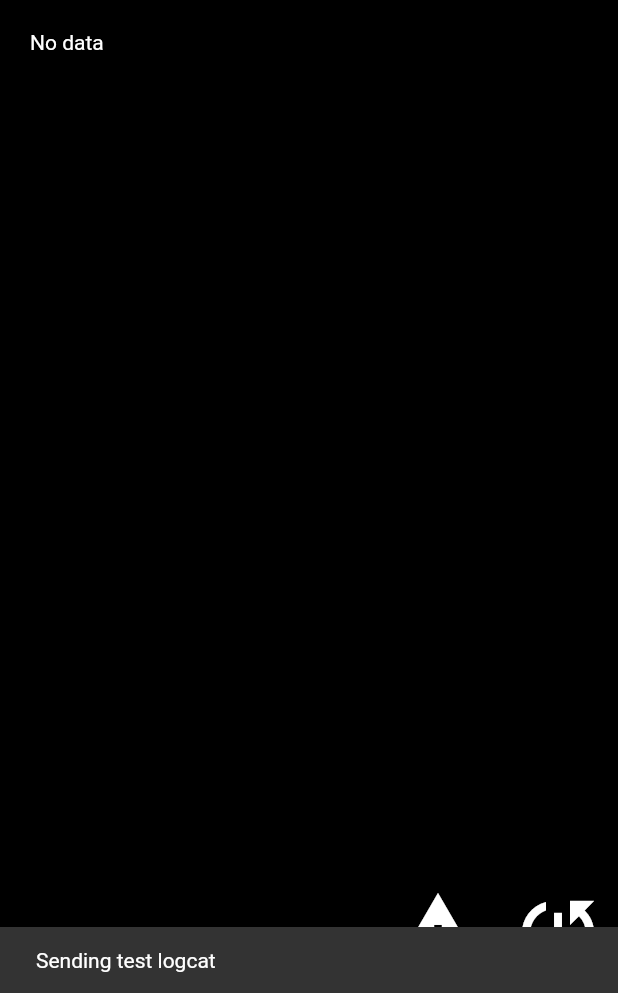
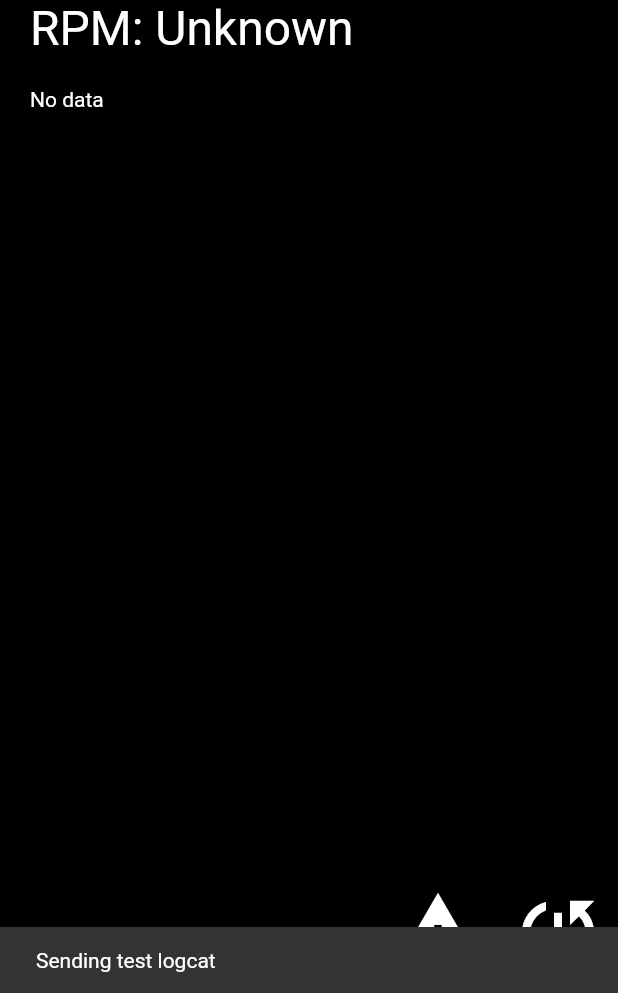
Before and after one commit to Jellepepe/KswCarData, a Flutter app: the screen it shows after launch, after a tap on the "warning" icon, on a phone screen of 412 x 824 dp, the part 243-1236 px from its top. Run offline on Flutter 3.47's test engine with Material 2 defaults, Android fonts, the phone set to English and light mode, and no system bars.

Commit message:
Update 0.1.1

```diff
--- a/example/lib/main.dart
+++ b/example/lib/main.dart
@@ -12,7 +12,7 @@ class MyApp extends StatefulWidget {
 }
 
 class _MyAppState extends State<MyApp> {
-  CarData _carData = new CarData.failed('Not loaded yet.');
+  //CarData _carData = new CarData.failed('Not loaded yet.');
   bool _runningStatus = false;
   final random = Random();
 
@@ -22,12 +22,12 @@ class _MyAppState extends State<MyApp> {
     super.initState();
   }
 
-  Future<void> _getCarData() async {
+  /*Future<void> _getCarData() async {
     final CarData carStatus = await KswCarData.getCarData();
     setState(() {
       _carData = carStatus;
     });
-  }
+  }*/
 
   Future<void> _getRunningStatus() async {
     final CarData carStatus = await KswCarData.getCarData();
@@ -112,14 +112,38 @@ class _MyAppState extends State<MyApp> {
                       ),
                   ),
                   Padding(
+                    padding: EdgeInsets.only(left: 20),
+                    child: StreamBuilder(
+                      stream: KswCarData.rpmStream,
+                      builder: (BuildContext context, AsyncSnapshot snapshot) {
+                        print(snapshot);
+                        if(snapshot.hasData) {
+                          return Text(
+                            'RPM: ' + snapshot.data.toString(),
+                            style: TextStyle(
+                              color: Colors.white,
+                              fontSize: 32,
+                            ),
+                          );
+                        }
+                        return Text(
+                          'RPM: Unknown',
+                          style: TextStyle(
+                            color: Colors.white,
+                            fontSize: 32
+                          ),
+                        );
+                      }
+                    )
+                  ),
+                  Padding(
                     padding: EdgeInsets.only(top: 20, left: 20),
                     child: StreamBuilder(
                       stream: KswCarData.carDataStream,
                       builder: (BuildContext context, AsyncSnapshot snapshot) {
-                        print(snapshot);
                         if(snapshot.hasData) {
                           return Text(
-                            CarData(List<String>.from(snapshot.data)).toString(),
+                            snapshot.data.toString(),
                             style: TextStyle(
                               color: Colors.grey,
                             ),
--- a/lib/KswCarData.dart
+++ b/lib/KswCarData.dart
@@ -15,14 +15,21 @@ class KswCarData {
 
   static const _carDataChannel = const EventChannel('dev.wits.kswcardata/carStream');
 
-  static Stream<dynamic> _carDataStream;
+  static Stream<dynamic> _rawCarDataStream;
 
-  static Stream<dynamic> get carDataStream {
-    _carDataStream =
-      _carDataChannel.receiveBroadcastStream(1);
-    print(_carDataStream);
+  static Stream<CarData> get carDataStream {
+    if(_rawCarDataStream == null) {
+      _rawCarDataStream = _carDataChannel.receiveBroadcastStream(1);
+    }
+    return _rawCarDataStream.map((cardata) => CarData(List<String>.from(cardata)));
+  }
 
-    return _carDataStream;
+  static Stream<double> get speedStream {
+    return carDataStream.map((cardata) => cardata.speed);
+  }
+
+  static Stream<int> get rpmStream {
+    return carDataStream.map((cardata) => cardata.rpm);
   }
 
   static Future<bool> getRecordingStatus() async {
@@ -54,7 +61,6 @@ class KswCarData {
     } on PlatformException catch (e) {
       carStatus = ["Failed to get logs: '${e.message}'."];
     }
-    debugPrint(carStatus.toString());
     if (carStatus.length >= 13) {
       return CarData(carStatus);
     } else if(carStatus.length >= 1) {
@@ -73,9 +79,10 @@ class CarData {
   int distanceUnit;
   int rpm;
   bool handbrake;
-  int mileage;
-  double gas;
-  int gasUnit;
+  int range;
+  double fuel;
+  int fuelUnit;
+  double consumption;
   bool seatbelt;
   double speed;
   int tempUnit;
@@ -89,13 +96,14 @@ class CarData {
     this.distanceUnit  = int.parse(carStatus[3]);
     this.rpm           = int.parse(carStatus[4]);
     this.handbrake     = carStatus[5].toLowerCase() == 'true';
-    this.mileage       = int.parse(carStatus[6]);
-    this.gas           = double.parse(carStatus[7]);
-    this.gasUnit       = int.parse(carStatus[8]);
-    this.seatbelt      = carStatus[9].toLowerCase() == 'true';
-    this.speed         = double.parse(carStatus[10]);
-    this.tempUnit      = int.parse(carStatus[11]);
-    this.mcuVersion    = carStatus[12];
+    this.range         = int.parse(carStatus[6]);
+    this.fuel          = double.parse(carStatus[7]);
+    this.fuelUnit      = int.parse(carStatus[8]);
+    this.consumption   = double.parse(carStatus[9]);
+    this.seatbelt      = carStatus[10].toLowerCase() == 'true';
+    this.speed         = double.parse(carStatus[11]);
+    this.tempUnit      = int.parse(carStatus[12]);
+    this.mcuVersion    = carStatus[13];
   }
 
   CarData.failed(String error) {
@@ -112,16 +120,17 @@ class CarData {
       return "No car data available. Error:\n" + error;
     } else {
       return "Car Data:\n"
-        + "Temperature: " + this.temperature.toString() + '\n'
+        + "Outside Temperature: " + this.temperature.toString() + '\n'
         + "Average Speed: " + this.averageSpeed.toString() + '\n'
-        + "Car door value: " + this.cardoor.toString() + '\n'
+        + "Car Door value: " + this.cardoor.toString() + '\n'
         + "Distance Unit: " + this.distanceUnit.toString() + '\n'
         + "RPM: " + this.rpm.toString() + '\n'
-        + "Handbrake status: " + this.handbrake.toString() + '\n'
-        + "Mileage: " + this.mileage.toString() + '\n'
-        + "Gas: " + this.gas.toString() + '\n'
-        + "Gas Unit: " + this.gasUnit.toString() + '\n'
-        + "Seatbelt status: " + this.seatbelt.toString() + '\n'
+        + "Handbrake on: " + this.handbrake.toString() + '\n'
+        + "Range: " + this.range.toString() + '\n'
+        + "Fuel Tank Contents: " + this.fuel.toString() + '\n'
+        + "Fuel Unit: " + this.fuelUnit.toString() + '\n'
+        + "Fuel Consumption: " + this.consumption.toString() + '\n'
+        + "Seatbelt on: " + this.seatbelt.toString() + '\n'
         + "Speed: " + this.speed.toString() + '\n'
         + "Temperature Unit: " + this.tempUnit.toString() + '\n'
         + "MCU Version: " + this.mcuVersion.toString() + '\n';
--- a/pubspec.yaml
+++ b/pubspec.yaml
@@ -1,6 +1,6 @@
 name: KswCarData
 description: Read Live car data on KSW-android car headunits.
-version: 0.0.1
+version: 0.1.1
 author: Jellepepe
 homepage:
 
```
Also changed, not shown: 3 other files.
